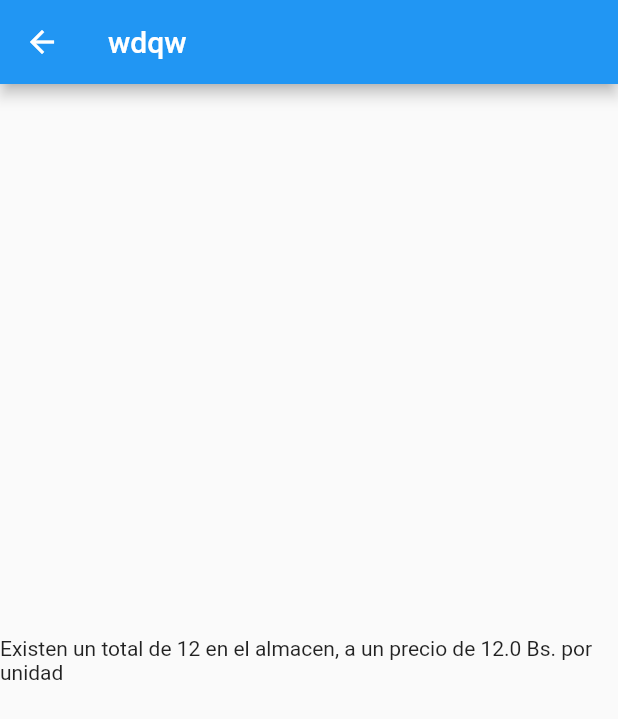
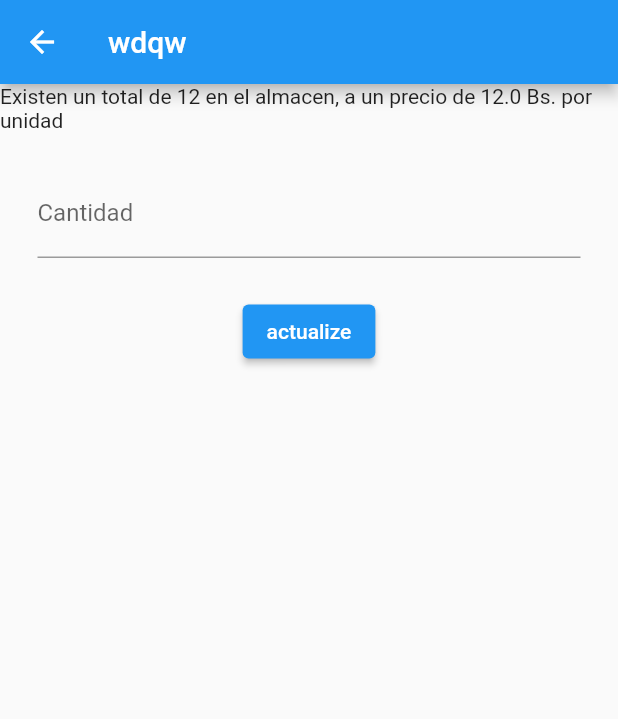
Before and after one commit to IteProgramacion/itecursoflutterv1, a Flutter app: the screen it shows after launch, after a tap on the "arrow forward" icon, on a phone screen of 412 x 824 dp. Shown: the top 719 px of the screen. Run offline on Flutter 3.47's test engine with Material 2 defaults, Android fonts, the phone set to English and light mode, and no system bars.

Commit message:
modificaciones en detalle_producto.dart
se actualiza el producto y se muestra cambios en las vistas

```diff
--- a/lib/main.dart
+++ b/lib/main.dart
@@ -23,7 +23,7 @@ class MyApp extends StatelessWidget {
       routes: {
         const Home().routeName : (BuildContext context)=> const Home(),
         NuevoProducto().routeName: (BuildContext context)=> NuevoProducto(),
-        const DetalleProducto().routeName: (context)=> const DetalleProducto(),
+        DetalleProducto().routeName: (context)=> DetalleProducto(),
       },
 
     );
--- a/lib/vistas/detalle_producto.dart
+++ b/lib/vistas/detalle_producto.dart
@@ -2,10 +2,19 @@ import 'package:flutter/material.dart';
 
 import '../clases/productos.dart';
 
-class DetalleProducto extends StatelessWidget {
+class DetalleProducto extends StatefulWidget {
   final String routeName = 'DetalleProducto';
 
-  const DetalleProducto({Key? key}) : super(key: key);
+  DetalleProducto({Key? key}) : super(key: key);
+
+  @override
+  State<DetalleProducto> createState() => _DetalleProductoState();
+}
+
+class _DetalleProductoState extends State<DetalleProducto> {
+
+
+  TextEditingController cantidad = TextEditingController();
 
   @override
   Widget build(BuildContext context) {
@@ -15,8 +24,31 @@ class DetalleProducto extends StatelessWidget {
         title: Text(item.nombre),
 
       ),
-      body: Center(
-        child: Text('Existen un total de ${item.cantidad} en el almacen, a un precio de ${item.precio} Bs. por unidad'),
+      body: Column(
+        children: [
+          Center(
+            child: Text('Existen un total de ${item.cantidad} en el almacen, a un precio de ${item.precio} Bs. por unidad'),
+          ),
+          Container(
+            margin: const EdgeInsets.all(25),
+            child: TextField(
+              controller: cantidad,
+              decoration: const InputDecoration(
+                labelText: 'Cantidad',
+              ),
+            ),
+          ),
+
+          ElevatedButton(
+            onPressed: (){
+              item.cantidad=int.parse(cantidad.text);
+              setState(() {
+
+              });
+            },
+            child: const Text('actualize')
+          )
+        ],
       ),
     );
   }
--- a/lib/vistas/home.dart
+++ b/lib/vistas/home.dart
@@ -30,12 +30,21 @@ class _HomeState extends State<Home> {
         separatorBuilder: (context, index) => const Divider(),
         itemCount: listaProductos.length,
         itemBuilder: (context, index) {
+
           return ListTile(
             title: Text(listaProductos[index].nombre),
+            subtitle: Text('Inventario: ${listaProductos[index].cantidad} ::: Precio Unitario \$Bs${listaProductos[index].precio}'),
             trailing: IconButton(
-                onPressed: () => Navigator.pushNamed(
-                    context, const DetalleProducto().routeName,
-                    arguments: listaProductos[index]),
+                onPressed: () async{
+                  await Navigator.pushNamed(
+                    context, DetalleProducto().routeName,
+                    arguments: listaProductos[index]
+                  );
+
+                  setState(() {
+
+                  });
+                },
                 icon: const Icon(Icons.arrow_forward_rounded)),
           );
         },
--- a/lib/vistas/nuevo_producto.dart
+++ b/lib/vistas/nuevo_producto.dart
@@ -26,6 +26,9 @@ class NuevoProducto extends StatelessWidget {
                 margin:
                     const EdgeInsets.symmetric(horizontal: 50, vertical: 25),
                 child: TextField(
+                  decoration: const InputDecoration(
+                    labelText: 'Nombre'
+                  ),
                   controller: nombre,
                 ),
               ),
@@ -33,6 +36,9 @@ class NuevoProducto extends StatelessWidget {
                 margin:
                     const EdgeInsets.symmetric(horizontal: 50, vertical: 25),
                 child: TextField(
+                  decoration: const InputDecoration(
+                      labelText: 'Cantidad'
+                  ),
                   controller: cantidad,
                 ),
               ),
@@ -40,6 +46,9 @@ class NuevoProducto extends StatelessWidget {
                 margin:
                     const EdgeInsets.symmetric(horizontal: 50, vertical: 25),
                 child: TextField(
+                  decoration: const InputDecoration(
+                      labelText: 'Nombre'
+                  ),
                   controller: precio,
                 ),
               ),
```
